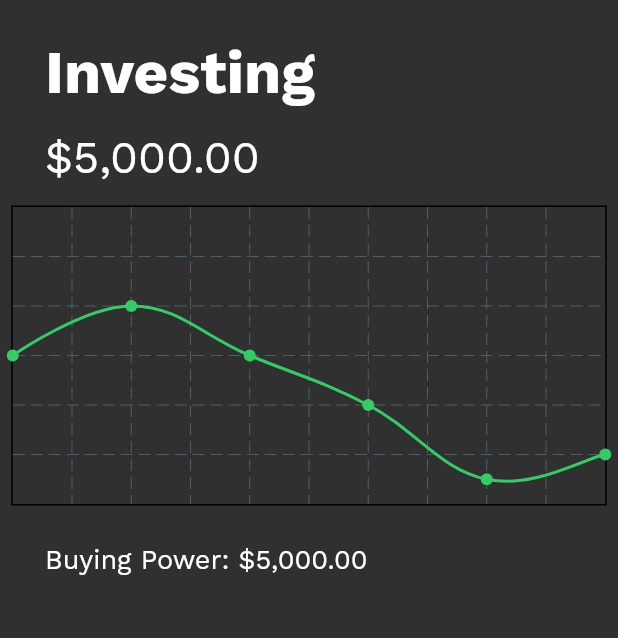
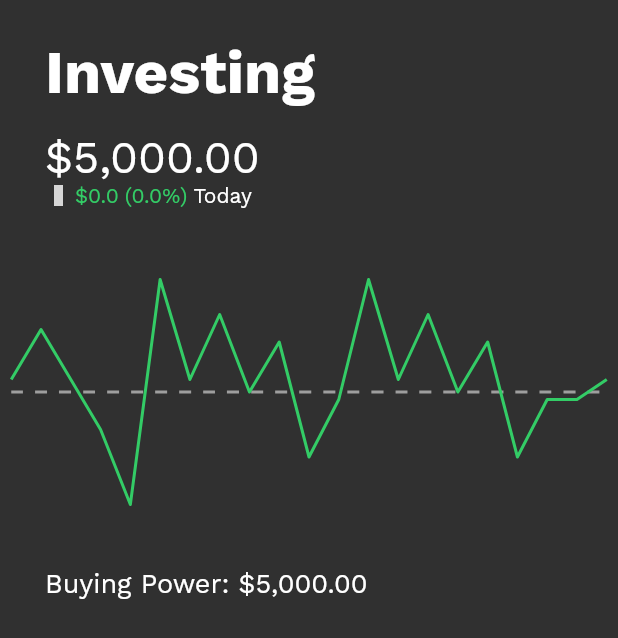
Before and after one commit to rbrunney/InvestEd, a Flutter app: the PortfolioPage screen opened directly, on a phone screen of 412 x 824 dp. Shown: the top 638 px of the screen. Run offline on Flutter 3.47's test engine with Material 2 defaults, Android fonts, the phone set to English and light mode, and no system bars; drawn by our look-alikes of fl_chart; our stand-ins replace flutter_vector_icons, page_transition; grey boxes are pictures that could not be loaded.

Commit message:
Graph Updated
Graph has gotten updated and now, just have to work on other parts of the code to make it look cleaner!

```diff
--- a/InvestEd/Front End/invested/lib/pages/portfolio/portfolio_graph.dart
+++ b/InvestEd/Front End/invested/lib/pages/portfolio/portfolio_graph.dart
@@ -18,17 +18,31 @@ class _PortfolioGraphState extends State<PortfolioGraph> {
         child: LineChart(
           LineChartData(
             minX: 0,
-        maxX: 5,
+            maxX: 20,
             minY: 0,
             maxY: 6,
             // Removing all of the label axis for information
             titlesData: FlTitlesData(
               leftTitles: AxisTitles(sideTitles: SideTitles(showTitles: false)),
-          rightTitles: AxisTitles(sideTitles: SideTitles(showTitles: false)),
-          bottomTitles: AxisTitles(sideTitles: SideTitles(showTitles: false)),
+              rightTitles:
+                  AxisTitles(sideTitles: SideTitles(showTitles: false)),
+              bottomTitles:
+                  AxisTitles(sideTitles: SideTitles(showTitles: false)),
               topTitles: AxisTitles(sideTitles: SideTitles(showTitles: false)),
             ),
             lineBarsData: [
+              LineChartBarData(
+                dashArray: [8, 8],
+                spots: const [
+                  FlSpot(0, 2.75),
+                  FlSpot(20, 2.75),
+                ],
+                color: Colors.grey,
+                // This is here to remove the disgusting data points
+                dotData: FlDotData(
+                  show: false,
+                ),
+              ),
               LineChartBarData(
                   spots: const [
                     FlSpot(0, 3),
@@ -36,16 +50,35 @@ class _PortfolioGraphState extends State<PortfolioGraph> {
                     FlSpot(2, 3),
                     FlSpot(3, 2),
                     FlSpot(4, 0.5),
-                FlSpot(5, 1),
+                    FlSpot(5, 5),
+                    FlSpot(6, 3),
+                    FlSpot(7, 4.3),
+                    FlSpot(8, 2.75),
+                    FlSpot(9, 3.75),
+                    FlSpot(10, 1.45),
+                    FlSpot(11, 2.6),
+                    FlSpot(12, 5),
+                    FlSpot(13, 3),
+                    FlSpot(14, 4.3),
+                    FlSpot(15, 2.75),
+                    FlSpot(16, 3.75),
+                    FlSpot(17, 1.45),
+                    FlSpot(18, 2.6),
+                    FlSpot(19, 2.6),
+                    FlSpot(20, 3.0),
                   ],
                   color: Color(global_styling.LOGO_COLOR),
-            isCurved: true,
-            curveSmoothness: 0.4
-          )
-        ]
-    )
-    )
-
-    );
+                  // This is here to remove the disgusting data points
+                  dotData: FlDotData(
+                    show: false,
+                  ),
+                  curveSmoothness: 0.4),
+            ],
+            // Removing Border to be visually cleaner
+            borderData: FlBorderData(show: false),
+            // Removing Grid Information to be visually cleaner
+            gridData: FlGridData(show: false),
+          ),
+        ));
   }
 }
--- a/InvestEd/Front End/invested/lib/pages/portfolio/portfolio_page.dart
+++ b/InvestEd/Front End/invested/lib/pages/portfolio/portfolio_page.dart
@@ -1,6 +1,9 @@
 import 'package:flutter/material.dart';
+import 'package:flutter_vector_icons/flutter_vector_icons.dart';
 import 'package:invested/pages/login/page_title.dart';
 import 'package:invested/pages/portfolio/portfolio_graph.dart';
+import 'package:invested/pages/portfolio/portoflio_gain.dart';
+import 'package:invested/util/custom_text.dart';
 import '../../util/global_styling.dart' as global_styling;
 
 class PortfolioPage extends StatefulWidget {
@@ -22,31 +25,23 @@ class _PortfolioPageState extends State<PortfolioPage> {
                   margin: const EdgeInsets.only(top: 25, left: 15),
                   child: const PageTitle(title: "Investing"),
                 ),
-                Container(
-                    margin: const EdgeInsets.only(left: 30),
-                    alignment: Alignment.centerLeft,
-                    child: Text(
-                      "\$5,000.00",
-                      style: TextStyle(
-                          fontFamily: global_styling.TEXT_FONT,
-                          fontSize: 30
-                      ),
-                    )
+                CustomText(
+                  leftMargin: 30,
+                  alignment: Alignment.centerLeft,
+                  text: '\$5,000.00',
+                  fontSize: 30,
                 ),
+                DisplayPortfolioGain(),
                 Container(
                   margin: const EdgeInsets.symmetric(vertical: 15),
                   child: const PortfolioGraph()
                 ),
-                Container(
-                  margin: const EdgeInsets.only(top: 10, left: 30),
+                CustomText(
+                  text: 'Buying Power: \$5,000.00',
+                  topMargin: 10,
+                  leftMargin: 30,
                   alignment: Alignment.centerLeft,
-                  child: Text(
-                    "Buying Power: \$5,000.00",
-                    style: TextStyle(
-                      fontFamily: global_styling.TEXT_FONT,
-                      fontSize: 18
-                    ),
-                  )
+                  fontSize: 18,
                 )
               ],
             )
--- /dev/null
+++ b/InvestEd/Front End/invested/lib/pages/portfolio/portoflio_gain.dart
@@ -0,0 +1,67 @@
+import 'package:flutter/material.dart';
+import 'package:flutter_vector_icons/flutter_vector_icons.dart';
+import 'package:invested/util/global_styling.dart' as global_styling;
+
+import '../../util/custom_text.dart';
+
+class DisplayPortfolioGain extends StatefulWidget {
+  String gainPeriod;
+  double gainPercentage;
+  double cashGain;
+
+  DisplayPortfolioGain({
+    Key? key,
+    this.gainPeriod = 'Today',
+    this.gainPercentage = 0,
+    this.cashGain = 0
+  }) : super(key: key);
+
+  @override
+  State<DisplayPortfolioGain> createState() => _DisplayPortfolioGainState();
+}
+
+class _DisplayPortfolioGainState extends State<DisplayPortfolioGain> {
+  Color gainColor = Color(global_styling.LOGO_COLOR);
+
+  double gainTextSize = 14;
+
+  @override
+  Widget build(BuildContext context) {
+    return Container(
+        margin: const EdgeInsets.only(left: 30),
+        alignment: Alignment.centerLeft,
+        child: Row(
+          children: [
+            Container(
+              margin: const EdgeInsets.symmetric(horizontal: 2),
+              child: Icon(
+                MaterialCommunityIcons.arrow_up,
+                size: gainTextSize,
+                color: gainColor,
+              ),
+            ),
+            CustomText(
+              leftMargin: 2,
+              rightMargin: 2,
+              text: "\$${widget.cashGain}",
+              fontSize: gainTextSize,
+              color: gainColor,
+            ),
+            CustomText(
+              leftMargin: 2,
+              rightMargin: 2,
+              text: "(${widget.gainPercentage}%)",
+              fontSize: gainTextSize,
+              color: gainColor
+            ),
+            CustomText(
+              leftMargin: 2,
+              rightMargin: 2,
+              text: widget.gainPeriod,
+              fontSize: gainTextSize,
+            )
+          ],
+        )
+    );
+  }
+}
--- /dev/null
+++ b/InvestEd/Front End/invested/lib/util/custom_text.dart
@@ -0,0 +1,46 @@
+import 'package:flutter/material.dart';
+import 'package:invested/util/global_styling.dart' as global_styling;
+
+class CustomText extends StatefulWidget {
+  double topMargin;
+  double bottomMargin;
+  double leftMargin;
+  double rightMargin;
+  double fontSize;
+  String text;
+  Alignment alignment;
+  Color color;
+
+  CustomText({
+    Key? key,
+    this.topMargin = 0,
+    this.bottomMargin = 0,
+    this.leftMargin = 0,
+    this.rightMargin = 0,
+    this.fontSize = 15,
+    this.text = '',
+    this.color = Colors.white,
+    this.alignment = Alignment.center
+  }) : super(key: key);
+
+  @override
+  State<CustomText> createState() => _CustomTextState();
+}
+
+class _CustomTextState extends State<CustomText> {
+  @override
+  Widget build(BuildContext context) {
+    return Container(
+        margin: EdgeInsets.only(top: widget.topMargin, bottom: widget.bottomMargin, left: widget.leftMargin, right: widget.rightMargin),
+        alignment: widget.alignment,
+        child: Text(
+          widget.text,
+          style: TextStyle(
+              fontFamily: global_styling.TEXT_FONT,
+              fontSize: widget.fontSize,
+            color: widget.color
+          ),
+        )
+    );
+  }
+}
--- a/InvestEd/Time Tracker/tracker.json
+++ b/InvestEd/Time Tracker/tracker.json
@@ -871,6 +871,12 @@
                     "start_time": "10:30 am",
                     "end_time": "11:38 am",
                     "description": "Implmeneting FL Chart for my visual"
+                },
+                {
+                    "activity": "Coding",
+                    "start_time": "7:0 pm",
+                    "end_time": "8:46 pm",
+                    "description": "Working on Portfolio Page and Graph"
                 }
             ]
         }
```
Lines whose indentation alone changed are shown as unchanged.
